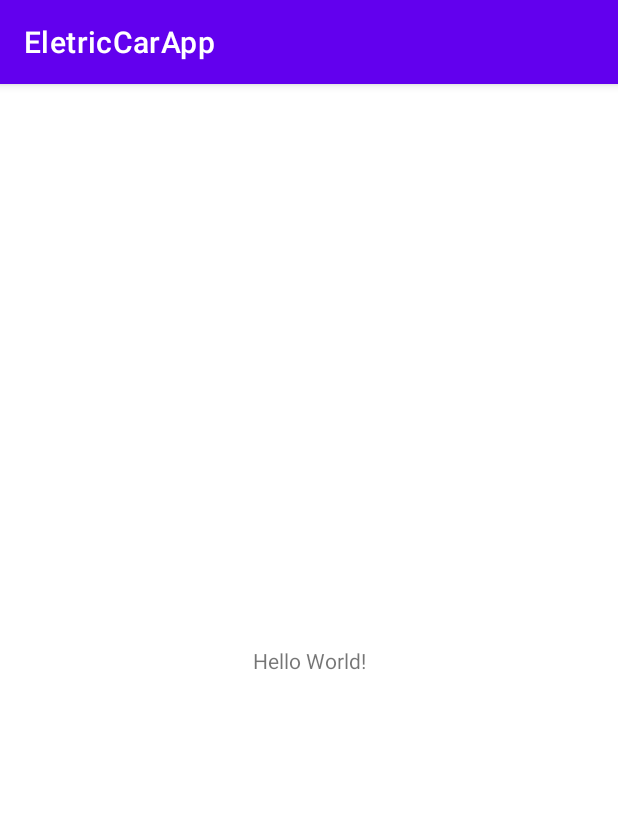
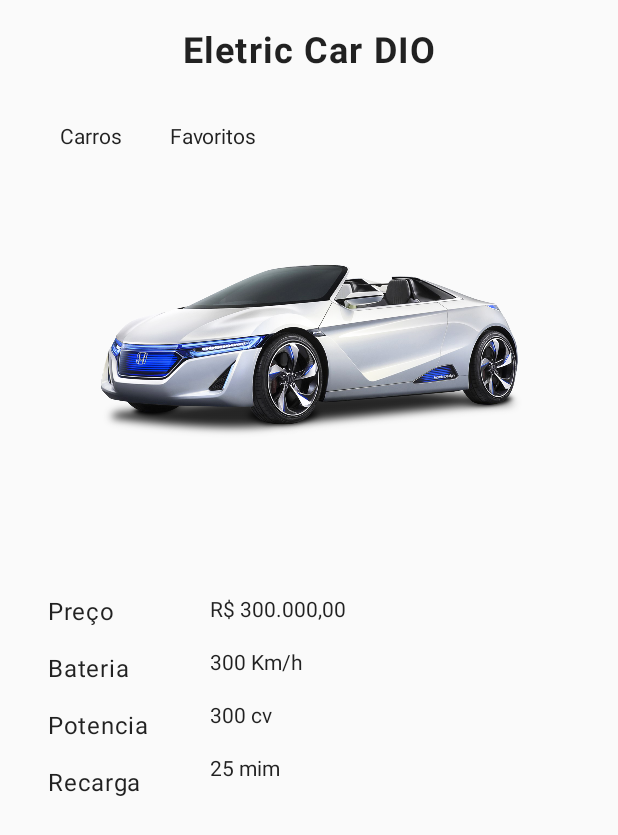
Before and after one commit to Emerbsilva/EletricCarApp, an Android app: the screen it shows after launch (MainActivity), on a phone screen of 412 x 824 dp. Shown: the top 835 px of the screen. Run offline under Robolectric (Android 15) with nearby library versions, the phone set to English and light mode, and no system bars.

Commit message:
transicao entre tela

```diff
--- a/app/build.gradle
+++ b/app/build.gradle
@@ -5,12 +5,12 @@ plugins {
 
 android {
     namespace 'com.ebsindustrial.eletriccarapp'
-    compileSdk 33
+    compileSdk 34
 
     defaultConfig {
         applicationId "com.ebsindustrial.eletriccarapp"
         minSdk 21
-        targetSdk 33
+        targetSdk 34
         versionCode 1
         versionName "1.0"
 
--- a/app/src/main/AndroidManifest.xml
+++ b/app/src/main/AndroidManifest.xml
@@ -13,13 +13,17 @@
         tools:targetApi="31">
         <activity
             android:name=".MainActivity"
-            android:exported="true">
+            android:exported="true"
+            android:theme="@style/Theme.AppCompat.Light.NoActionBar">
             <intent-filter>
                 <action android:name="android.intent.action.MAIN" />
 
                 <category android:name="android.intent.category.LAUNCHER" />
             </intent-filter>
         </activity>
+        <activity
+            android:name=".CalcularAutonomiaActivity"
+            android:theme="@style/Theme.AppCompat.Light.NoActionBar"/>
     </application>
 
 </manifest>
--- a/app/src/main/java/com/ebsindustrial/eletriccarapp/MainActivity.kt
+++ b/app/src/main/java/com/ebsindustrial/eletriccarapp/MainActivity.kt
@@ -1,11 +1,25 @@
 package com.ebsindustrial.eletriccarapp
 
+import android.content.Intent
 import androidx.appcompat.app.AppCompatActivity
 import android.os.Bundle
+import android.widget.Button
+import android.widget.ImageView
 
 class MainActivity : AppCompatActivity() {
+
+    lateinit var imgCar: ImageView
     override fun onCreate(savedInstanceState: Bundle?) {
         super.onCreate(savedInstanceState)
         setContentView(R.layout.activity_main)
+
+        imgCar = findViewById(R.id.img_car)
+
+        imgCar.setOnClickListener { detalhes() }
+
+    }
+
+    fun detalhes(){
+        startActivity(Intent(this, CalcularAutonomiaActivity::class.java))
     }
 }
--- /dev/null
+++ b/app/src/main/res/drawable/close.xml
@@ -0,0 +1,5 @@
+<vector android:height="24dp" android:tint="#000000"
+    android:viewportHeight="24" android:viewportWidth="24"
+    android:width="24dp" xmlns:android="http://schemas.android.com/apk/res/android">
+    <path android:fillColor="@android:color/white" android:pathData="M19,6.41L17.59,5 12,10.59 6.41,5 5,6.41 10.59,12 5,17.59 6.41,19 12,13.41 17.59,19 19,17.59 13.41,12z"/>
+</vector>
--- /dev/null
+++ b/app/src/main/res/drawable/star_orange.xml
@@ -0,0 +1,5 @@
+<vector android:height="24dp" android:tint="#FFE623"
+    android:viewportHeight="24" android:viewportWidth="24"
+    android:width="24dp" xmlns:android="http://schemas.android.com/apk/res/android">
+    <path android:fillColor="@android:color/white" android:pathData="M14.43,10l-2.43,-8l-2.43,8l-7.57,0l6.18,4.41l-2.35,7.59l6.17,-4.69l6.18,4.69l-2.35,-7.59l6.17,-4.41z"/>
+</vector>
--- /dev/null
+++ b/app/src/main/res/drawable/star_vazio.xml
@@ -0,0 +1,5 @@
+<vector android:height="24dp" android:tint="#000000"
+    android:viewportHeight="24" android:viewportWidth="24"
+    android:width="24dp" xmlns:android="http://schemas.android.com/apk/res/android">
+    <path android:fillColor="@android:color/white" android:pathData="M22,9.24l-7.19,-0.62L12,2 9.19,8.63 2,9.24l5.46,4.73L5.82,21 12,17.27 18.18,21l-1.63,-7.03L22,9.24zM12,15.4l-3.76,2.27 1,-4.28 -3.32,-2.88 4.38,-0.38L12,6.1l1.71,4.04 4.38,0.38 -3.32,2.88 1,4.28L12,15.4z"/>
+</vector>
--- a/app/src/main/res/layout/activity_main.xml
+++ b/app/src/main/res/layout/activity_main.xml
@@ -2,17 +2,137 @@
 <androidx.constraintlayout.widget.ConstraintLayout xmlns:android="http://schemas.android.com/apk/res/android"
     xmlns:app="http://schemas.android.com/apk/res-auto"
     xmlns:tools="http://schemas.android.com/tools"
+    android:layout_margin="16dp"
     android:layout_width="match_parent"
     android:layout_height="match_parent"
     tools:context=".MainActivity">
 
     <TextView
+        android:id="@+id/titulo"
         android:layout_width="wrap_content"
         android:layout_height="wrap_content"
-        android:text="Hello World!"
-        app:layout_constraintBottom_toBottomOf="parent"
+        android:text="Eletric Car DIO"
+        style="@style/TextAppearance.MaterialComponents.Body1"
+        android:textSize="24sp"
+        android:textStyle="bold"
         app:layout_constraintEnd_toEndOf="parent"
         app:layout_constraintStart_toStartOf="parent"
         app:layout_constraintTop_toTopOf="parent" />
 
+    <TextView
+        android:id="@+id/carro"
+        android:layout_width="wrap_content"
+        android:layout_height="wrap_content"
+        android:layout_marginStart="24dp"
+        android:layout_marginTop="32dp"
+        android:text="Carros"
+        style="@style/TextAppearance.AppCompat.Body1"
+        app:layout_constraintStart_toStartOf="parent"
+        app:layout_constraintTop_toBottomOf="@+id/titulo" />
+
+    <TextView
+        android:id="@+id/favorito"
+        android:layout_width="wrap_content"
+        android:layout_height="wrap_content"
+        android:layout_marginStart="32dp"
+        android:layout_marginTop="32dp"
+        android:text="Favoritos"
+        style="@style/TextAppearance.AppCompat.Body1"
+        app:layout_constraintStart_toEndOf="@+id/carro"
+        app:layout_constraintTop_toBottomOf="@+id/titulo" />
+
+    <ImageView
+        android:id="@+id/img_car"
+        android:layout_width="300dp"
+        android:layout_height="200dp"
+        android:layout_marginTop="32dp"
+        android:src="@drawable/car1"
+        app:layout_constraintEnd_toEndOf="parent"
+        app:layout_constraintHorizontal_bias="0.498"
+        app:layout_constraintStart_toStartOf="parent"
+        app:layout_constraintTop_toBottomOf="@+id/favorito"
+        tools:srcCompat="@drawable/car1" />
+
+    <TextView
+        android:id="@+id/txt_preco_car"
+        android:layout_width="wrap_content"
+        android:layout_height="wrap_content"
+        android:layout_marginStart="16dp"
+        android:layout_marginTop="64dp"
+        android:text="Preço"
+        style="@style/TextAppearance.MaterialComponents.Body1"
+        app:layout_constraintStart_toStartOf="parent"
+        app:layout_constraintTop_toBottomOf="@+id/img_car" />
+
+    <TextView
+        android:id="@+id/preco_car"
+        android:layout_width="wrap_content"
+        android:layout_height="wrap_content"
+        android:layout_marginStart="64dp"
+        android:layout_marginTop="64dp"
+        android:text="R$ 300.000,00"
+        style="@style/TextAppearance.AppCompat.Body1"
+        app:layout_constraintStart_toEndOf="@+id/txt_preco_car"
+        app:layout_constraintTop_toBottomOf="@+id/img_car" />
+
+    <TextView
+        android:id="@+id/txt_bateria_car"
+        android:layout_width="wrap_content"
+        android:layout_height="wrap_content"
+        android:layout_marginTop="16dp"
+        android:text="Bateria"
+        style="@style/TextAppearance.MaterialComponents.Body1"
+        app:layout_constraintStart_toStartOf="@+id/txt_preco_car"
+        app:layout_constraintTop_toBottomOf="@+id/txt_preco_car" />
+
+    <TextView
+        android:id="@+id/autonimia_bateria"
+        android:layout_width="wrap_content"
+        android:layout_height="wrap_content"
+        android:layout_marginTop="16dp"
+        android:text="300 Km/h"
+        style="@style/TextAppearance.AppCompat.Body1"
+        app:layout_constraintStart_toStartOf="@+id/preco_car"
+        app:layout_constraintTop_toBottomOf="@+id/preco_car" />
+
+    <TextView
+        android:id="@+id/txt_potencia_car"
+        android:layout_width="wrap_content"
+        android:layout_height="wrap_content"
+        android:layout_marginTop="16dp"
+        android:text="Potencia"
+        style="@style/TextAppearance.MaterialComponents.Body1"
+        app:layout_constraintStart_toStartOf="@+id/txt_bateria_car"
+        app:layout_constraintTop_toBottomOf="@+id/txt_bateria_car" />
+
+    <TextView
+        android:id="@+id/potencia_car"
+        android:layout_width="wrap_content"
+        android:layout_height="wrap_content"
+        android:layout_marginTop="16dp"
+        android:text="300 cv"
+        style="@style/TextAppearance.AppCompat.Body1"
+        app:layout_constraintStart_toStartOf="@+id/autonimia_bateria"
+        app:layout_constraintTop_toBottomOf="@+id/autonimia_bateria" />
+
+    <TextView
+        android:id="@+id/txt_recarga_car"
+        android:layout_width="wrap_content"
+        android:layout_height="wrap_content"
+        android:layout_marginTop="16dp"
+        android:text="Recarga"
+        style="@style/TextAppearance.MaterialComponents.Body1"
+        app:layout_constraintStart_toStartOf="@+id/txt_potencia_car"
+        app:layout_constraintTop_toBottomOf="@+id/txt_potencia_car" />
+
+    <TextView
+        android:id="@+id/recarga_bateria"
+        android:layout_width="wrap_content"
+        android:layout_height="wrap_content"
+        android:layout_marginTop="16dp"
+        android:text="25 mim"
+        style="@style/TextAppearance.AppCompat.Body1"
+        app:layout_constraintStart_toStartOf="@+id/potencia_car"
+        app:layout_constraintTop_toBottomOf="@+id/potencia_car" />
+
 </androidx.constraintlayout.widget.ConstraintLayout>
```
Also changed, not shown: app/src/main/java/com/ebsindustrial/eletriccarapp/CalcularAutonomiaActivity.kt (added, +11 -0 lines), app/src/main/res/layout/activity_calcular_autonomia.xml (added, +75 -0 lines), app/src/main/res/drawable/car1.png (added).
